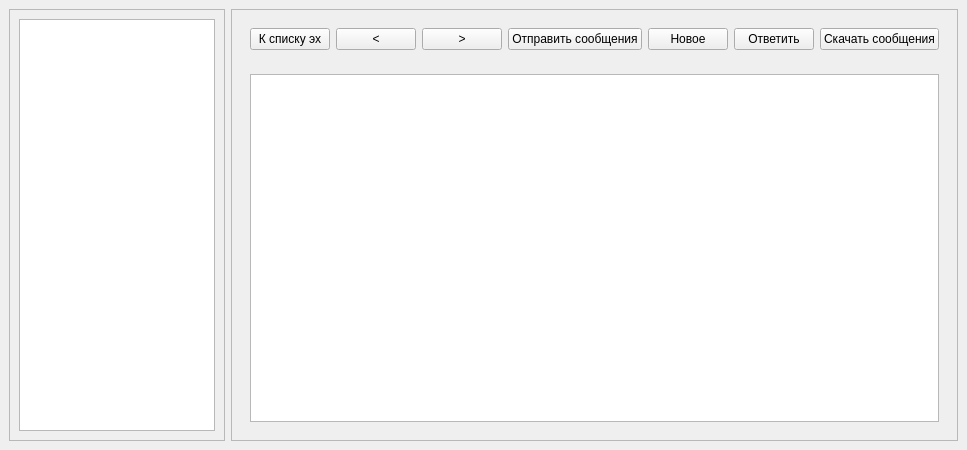
idec-net/cutiefeed, file viewwindow.ui: the form before one commit.
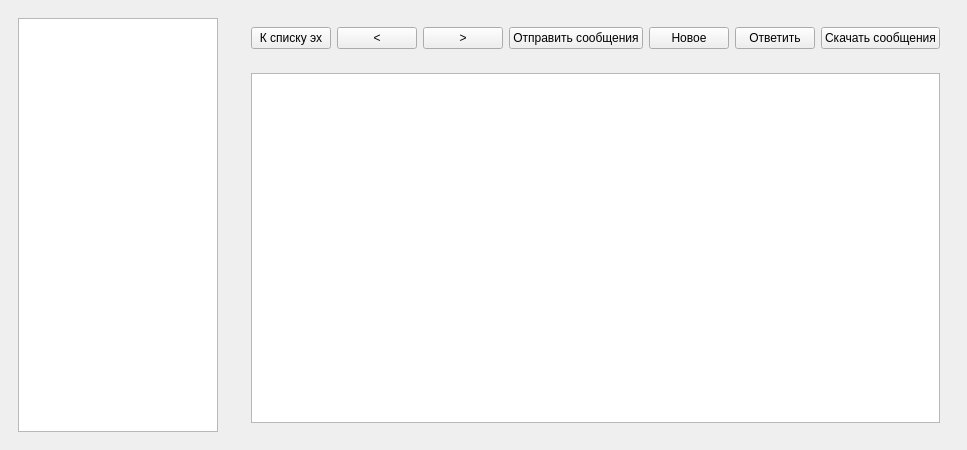
The form after the commit.

Patch:
```diff
--- a/viewwindow.ui
+++ b/viewwindow.ui
@@ -18,7 +18,7 @@
     <item>
      <widget class="QFrame" name="frame">
       <property name="frameShape">
-       <enum>QFrame::StyledPanel</enum>
+       <enum>QFrame::NoFrame</enum>
       </property>
       <property name="frameShadow">
        <enum>QFrame::Raised</enum>
@@ -33,7 +33,7 @@
     <item>
      <widget class="QFrame" name="frame_4">
       <property name="frameShape">
-       <enum>QFrame::StyledPanel</enum>
+       <enum>QFrame::NoFrame</enum>
       </property>
       <property name="frameShadow">
        <enum>QFrame::Raised</enum>
```
